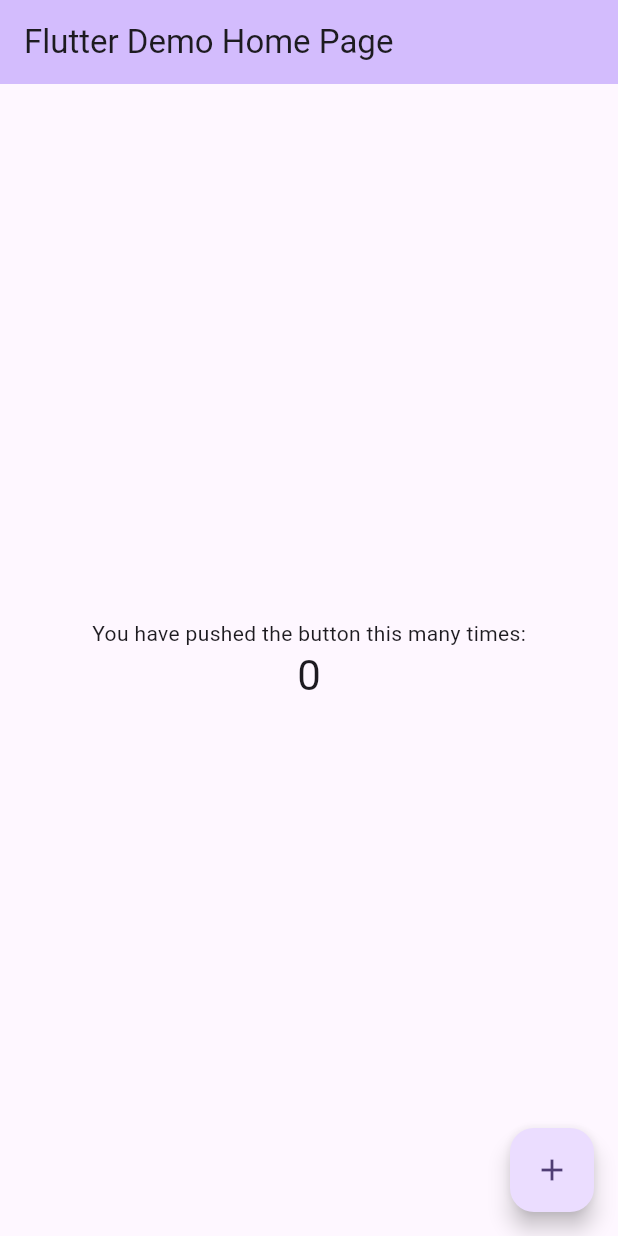
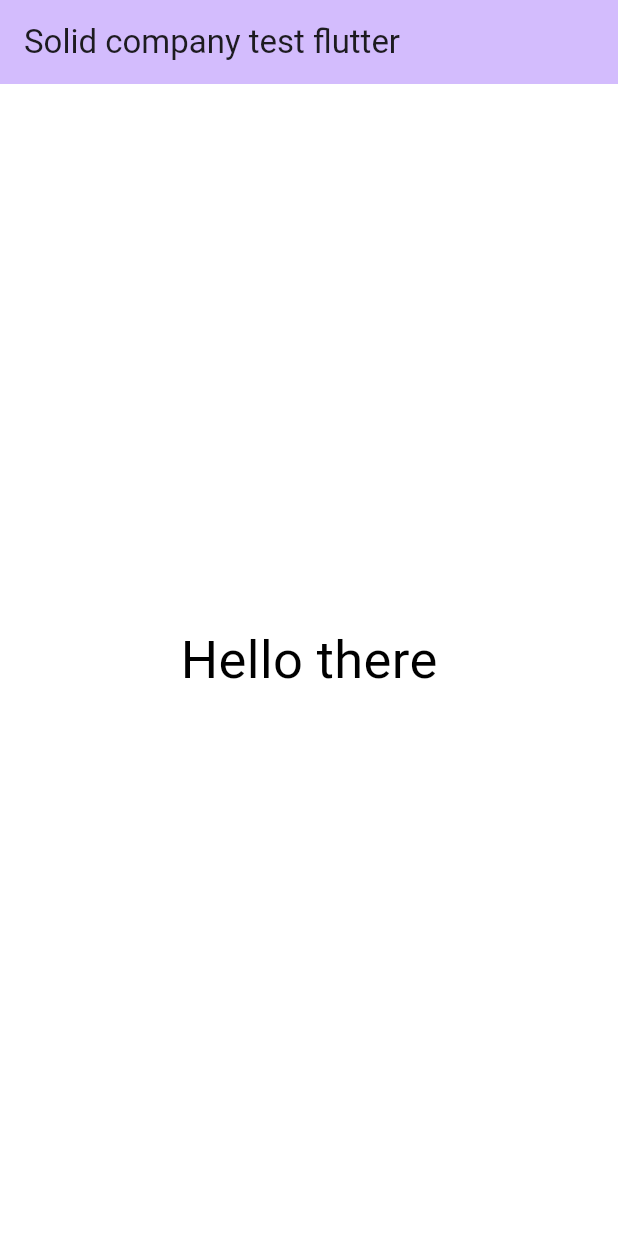
Before and after one commit to rdkevin1/solid_company_test_flutter, a Flutter app: the screen it shows after launch, on a phone screen of 412 x 824 dp. Run offline on Flutter 3.47's test engine with Material 2 defaults, Android fonts, the phone set to English and light mode, and no system bars.

Commit message:
The test proposed by Solid Software company for developer recruitment is carried out by Kevin Burbano.
- The _changeBackgroundColor function is created, which generates a random background color and updates the application state with that new color using setState(). This dynamically changes the background color of the application by invoking this function in response to some event or action.

- The _getTextColor function is created, which analyzes the background color and returns an appropriate text color (black or white) based on the necessary contrast to ensure text readability on the given background. To do this, a formula is used, which is a standard approximation that uses the red, green, and blue color components of the background color to calculate its luminance. The values 0.299, 0.587, and 0.114 are the relative weights used to adjust the contribution of each color component in the luminance calculation. It compares the calculated luminance with a predefined threshold (luminanceThreshold), and if the luminance is greater than the threshold (luminanceThreshold), indicating a light background, the returned text color is black (Colors.black). If the luminance is less than or equal to the threshold, indicating a dark background, the returned text color is white (Colors.white).

```diff
--- a/lib/main.dart
+++ b/lib/main.dart
@@ -1,3 +1,5 @@
+import 'dart:math';
+
 import 'package:flutter/material.dart';
 
 void main() {
@@ -5,49 +7,33 @@
 }
 
 class MyApp extends StatelessWidget {
+  /// This widget is the root of your application.
   const MyApp({super.key});
 
-  // This widget is the root of your application.
   @override
   Widget build(BuildContext context) {
     return MaterialApp(
       title: 'Flutter Demo',
+      debugShowCheckedModeBanner: false,
       theme: ThemeData(
-        // This is the theme of your application.
-        //
-        // TRY THIS: Try running your application with "flutter run". You'll see
-        // the application has a blue toolbar. Then, without quitting the app,
-        // try changing the seedColor in the colorScheme below to Colors.green
-        // and then invoke "hot reload" (save your changes or press the "hot
-        // reload" button in a Flutter-supported IDE, or press "r" if you used
-        // the command line to start the app).
-        //
-        // Notice that the counter didn't reset back to zero; the application
-        // state is not lost during the reload. To reset the state, use hot
-        // restart instead.
-        //
-        // This works for code too, not just values: Most code changes can be
-        // tested with just a hot reload.
         colorScheme: ColorScheme.fromSeed(seedColor: Colors.deepPurple),
         useMaterial3: true,
       ),
-      home: const MyHomePage(title: 'Flutter Demo Home Page'),
+      home: const MyHomePage(title: 'Solid company test flutter'),
     );
   }
 }
 
+/// This widget is the home page of your application. It is stateful
 class MyHomePage extends StatefulWidget {
+  /// that it has a State object (defined below) that contains fields that
+  /// affect how it looks.
   const MyHomePage({super.key, required this.title});
 
-  // This widget is the home page of your application. It is stateful, meaning
-  // that it has a State object (defined below) that contains fields that affect
-  // how it looks.
-
-  // This class is the configuration for the state. It holds the values (in this
-  // case the title) provided by the parent (in this case the App widget) and
-  // used by the build method of the State. Fields in a Widget subclass are
-  // always marked "final".
-
+  /// This class is the configuration for the state. It holds the values (in
+  /// this case the title) provided by the parent (in this case the App widget)
+  /// and used by the build method of the State. Fields in a Widget subclass are
+  /// always marked "final".
   final String title;
 
   @override
@@ -55,71 +41,62 @@
 }
 
 class _MyHomePageState extends State<MyHomePage> {
-  int _counter = 0;
+  Color _backgroundColor = Colors.white;
+  final double _welcomeTextFontSize = 35;
+  static const int _maxRandomValue = 0xFFFFFF;
 
-  void _incrementCounter() {
+  ///Function to generate a random background color
+  void _changeBackgroundColor() {
     setState(() {
-      // This call to setState tells the Flutter framework that something has
-      // changed in this State, which causes it to rerun the build method below
-      // so that the display can reflect the updated values. If we changed
-      // _counter without calling setState(), then the build method would not be
-      // called again, and so nothing would appear to happen.
-      _counter++;
+      _backgroundColor =
+          Color(Random().nextInt(_maxRandomValue)).withOpacity(1.0);
     });
+  }
+
+  ///The _getTextColor() function analyzes the background color and returns an
+  ///appropriate text color (black or white) based on the necessary contrast to
+  ///ensure text readability on the given background.
+  Color _getTextColor(Color backgroundColor) {
+    const double redWeight = 0.299;
+    const double greenWeight = 0.587;
+    const double blueWeight = 0.114;
+    const double luminanceThreshold = 0.5;
+
+    final luminance = (redWeight * backgroundColor.red +
+            greenWeight * backgroundColor.green +
+            blueWeight * backgroundColor.blue) /
+        255;
+
+    return luminance > luminanceThreshold ? Colors.black : Colors.white;
   }
 
   @override
   Widget build(BuildContext context) {
-    // This method is rerun every time setState is called, for instance as done
-    // by the _incrementCounter method above.
-    //
-    // The Flutter framework has been optimized to make rerunning build methods
-    // fast, so that you can just rebuild anything that needs updating rather
-    // than having to individually change instances of widgets.
-    return Scaffold(
+    return GestureDetector(
+      onTap: () {
+        _changeBackgroundColor();
+      },
+      child: Scaffold(
+        backgroundColor: _backgroundColor,
         appBar: AppBar(
-        // TRY THIS: Try changing the color here to a specific color (to
-        // Colors.amber, perhaps?) and trigger a hot reload to see the AppBar
-        // change color while the other colors stay the same.
           backgroundColor: Theme.of(context).colorScheme.inversePrimary,
-        // Here we take the value from the MyHomePage object that was created by
-        // the App.build method, and use it to set our appbar title.
           title: Text(widget.title),
         ),
         body: Center(
-        // Center is a layout widget. It takes a single child and positions it
-        // in the middle of the parent.
           child: Column(
-          // Column is also a layout widget. It takes a list of children and
-          // arranges them vertically. By default, it sizes itself to fit its
-          // children horizontally, and tries to be as tall as its parent.
-          //
-          // Column has various properties to control how it sizes itself and
-          // how it positions its children. Here we use mainAxisAlignment to
-          // center the children vertically; the main axis here is the vertical
-          // axis because Columns are vertical (the cross axis would be
-          // horizontal).
-          //
-          // TRY THIS: Invoke "debug painting" (choose the "Toggle Debug Paint"
-          // action in the IDE, or press "p" in the console), to see the
-          // wireframe for each widget.
             mainAxisAlignment: MainAxisAlignment.center,
             children: <Widget>[
-            const Text(
-              'You have pushed the button this many times:',
+              Text(
+                'Hello there',
+                style: TextStyle(
+                  color: _getTextColor(_backgroundColor),
+                  fontSize: _welcomeTextFontSize,
                 ),
-            Text(
-              '$_counter',
-              style: Theme.of(context).textTheme.headlineMedium,
-            ),
+              )
             ],
           ),
         ),
-      floatingActionButton: FloatingActionButton(
-        onPressed: _incrementCounter,
-        tooltip: 'Increment',
-        child: const Icon(Icons.add),
-      ), // This trailing comma makes auto-formatting nicer for build methods.
+      ),
     );
   }
 }
```
Lines whose indentation alone changed are shown as unchanged.
